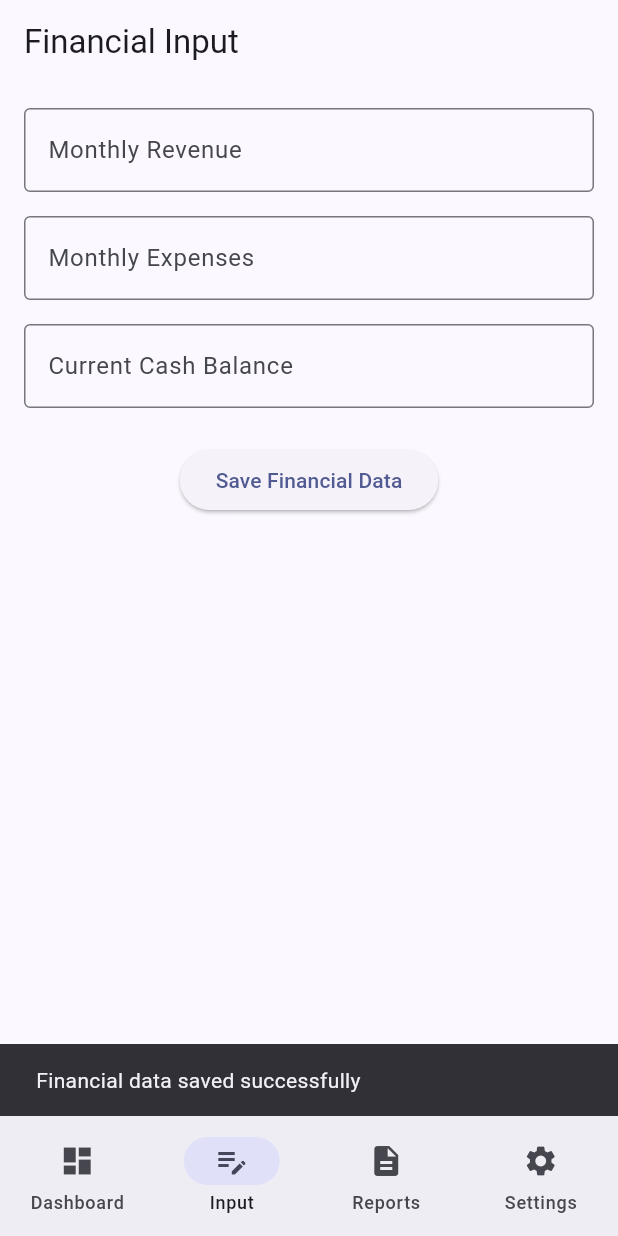
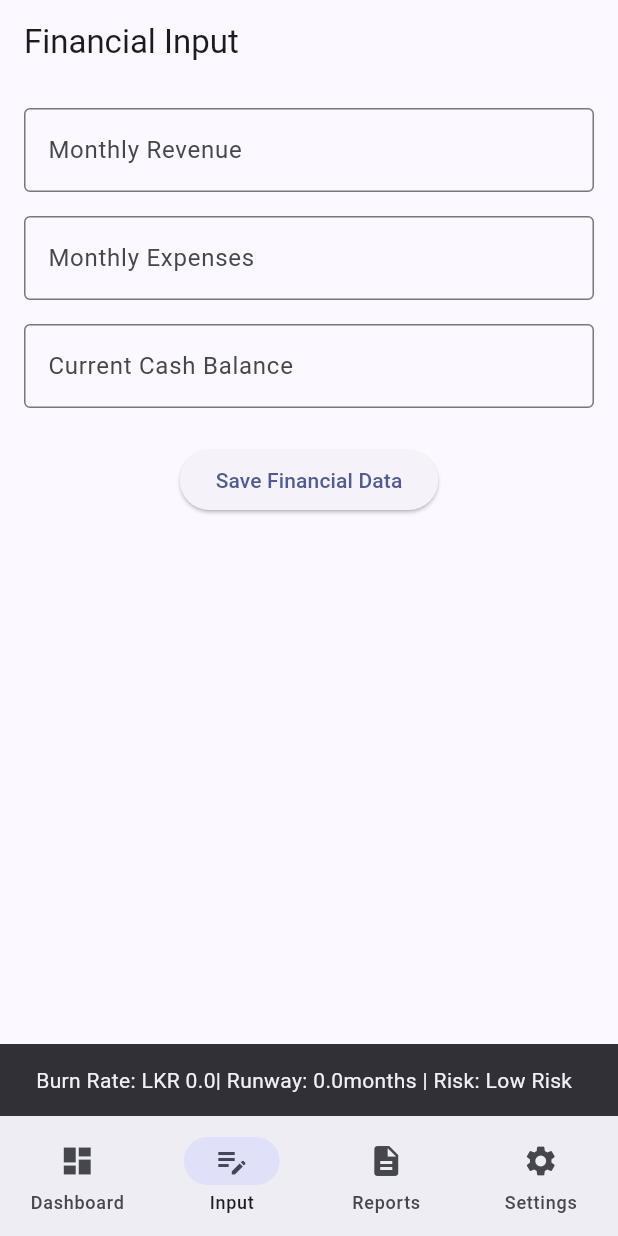
Before and after one commit to Cyber-ANGEL07/startup_financial_analyzer, a Flutter app: the screen it shows after launch, item 2 of the bottom bar chosen, after a tap on "Save Financial Data", on a phone screen of 412 x 824 dp. Run offline on Flutter 3.47's test engine with Material 3 defaults, Android fonts, the phone set to English and light mode, and no system bars.

Commit message:
Implement burn rate, cash runway and risk indicator logic

```diff
--- a/lib/screens/financial_input_screen.dart
+++ b/lib/screens/financial_input_screen.dart
@@ -1,7 +1,24 @@
 import 'package:flutter/material.dart';
 
-class FinancialInputScreen extends StatelessWidget {
+class FinancialInputScreen extends StatefulWidget {
   const FinancialInputScreen({super.key});
+
+  @override
+  State<FinancialInputScreen> createState() =>
+      _FinancialInputScreenState();
+}
+
+class _FinancialInputScreenState
+    extends State<FinancialInputScreen> {
+
+  final TextEditingController revenueController =
+      TextEditingController();
+
+  final TextEditingController expensesController =
+      TextEditingController();
+
+  final TextEditingController cashController =
+      TextEditingController();
 
   @override
   Widget build(BuildContext context) {
@@ -14,6 +31,7 @@ class FinancialInputScreen extends StatelessWidget {
         child: Column(
           children: [
             TextField(
+              controller: revenueController,
               keyboardType: TextInputType.number,
               decoration: InputDecoration(
                 labelText: 'Monthly Revenue',
@@ -22,6 +40,7 @@ class FinancialInputScreen extends StatelessWidget {
             ),
             SizedBox(height: 16),
             TextField(
+              controller: expensesController,
               keyboardType: TextInputType.number,
               decoration: InputDecoration(
                 labelText: 'Monthly Expenses',
@@ -30,6 +49,7 @@ class FinancialInputScreen extends StatelessWidget {
             ),
             SizedBox(height: 16),
             TextField(
+              controller: cashController,
               keyboardType: TextInputType.number,
               decoration: InputDecoration(
                 labelText: 'Current Cash Balance',
@@ -40,9 +60,27 @@ class FinancialInputScreen extends StatelessWidget {
             SizedBox(height:24),
             ElevatedButton(
               onPressed: () {
-                ScaffoldMessenger.of(context).showSnackBar(
-                  SnackBar(
-                    content: Text('Financial data saved successfully'),
+                final revenue = double.tryParse(revenueController.text) ?? 0;
+                final expenses = double.tryParse(expensesController.text) ?? 0;
+                final cash = double.tryParse(cashController.text) ?? 0;
+
+                final burnRate = expenses - revenue;
+                final cashRunway = burnRate > 0 ? cash / burnRate : 0;
+
+                String riskLevel;
+
+                if (burnRate <= 0) {
+                  riskLevel = 'Low Risk';
+                } else if (cashRunway >= 12) {
+                  riskLevel = 'Medium Risk';
+                } else {
+                  riskLevel = 'High Risk';
+                }
+
+ScaffoldMessenger.of(context).showSnackBar(
+  SnackBar(
+    content: Text(
+      'Burn Rate: LKR $burnRate| Runway: ${cashRunway.toStringAsFixed(1)}months | Risk: $riskLevel'),
                   ),
                 );
               },
```
